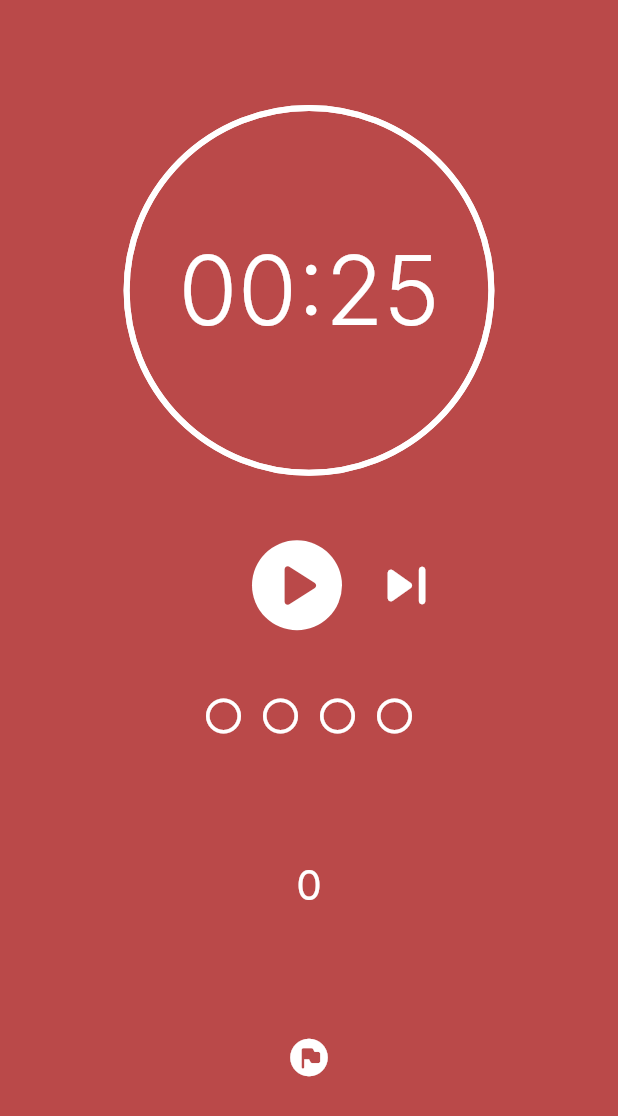
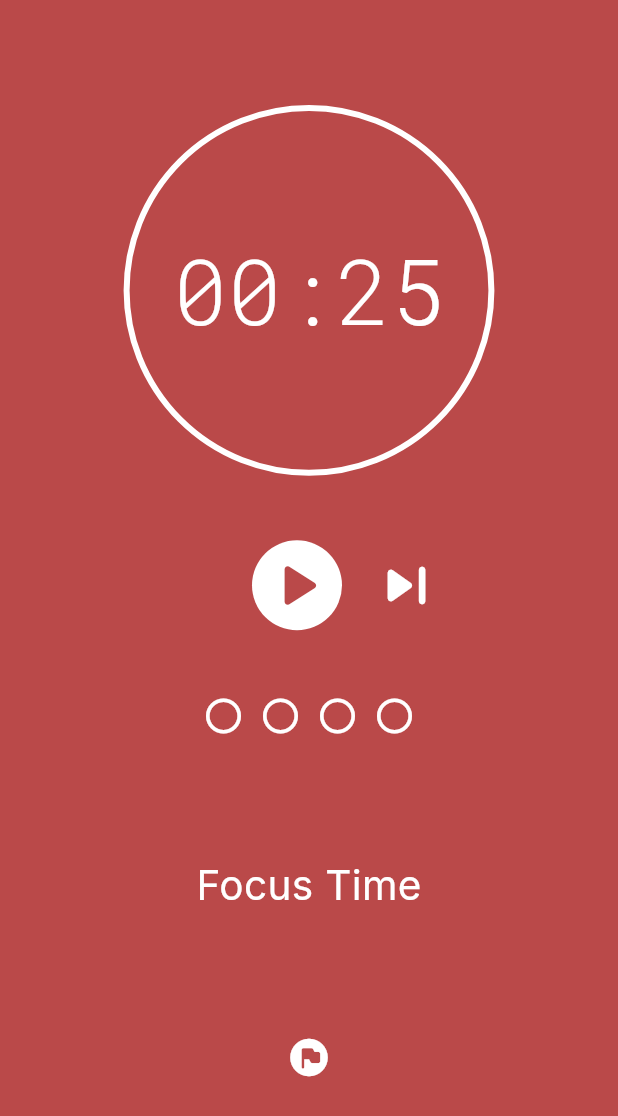
Before and after one commit to JarlissonTomaz/flutter_figma_pomodoro, a Flutter app: the screen it shows after launch, on a phone screen of 412 x 824 dp. Shown: the top 1116 px of the screen. Run offline on Flutter 3.47's test engine with Material 3 defaults, Android fonts, the phone set to English and light mode, and no system bars; drawn by our look-alikes of sleek_circular_slider; our stand-ins replace google_fonts.

Commit message:
complete app

```diff
--- /dev/null
+++ b/devtools_options.yaml
@@ -0,0 +1 @@
+extensions:
--- a/lib/home_app.dart
+++ b/lib/home_app.dart
@@ -227,7 +227,11 @@ class _HomeAppState extends State<HomeApp> {
                               ),
             const SizedBox(height: 80),
             Text(
-              '${countdownProvider.ciclo}',
+              countdownProvider.ciclo % 2 == 0
+                  ? 'Focus Time'
+                  : countdownProvider.focusCount == 7
+                      ? 'Long Break'
+                      : 'Short Break',
               style: GoogleFonts.inter(
                 fontSize: 27,
                 color: Colors.white,
--- a/lib/provider/timer_provider.dart
+++ b/lib/provider/timer_provider.dart
@@ -71,8 +71,8 @@ class TimerProvider extends ChangeNotifier {
     // Formata a string com horas, minutos e segundos
     return Text(
       '$minutes:$seconds',
-      style: GoogleFonts.inter(
-        fontSize: 64,
+      style: GoogleFonts.robotoMono(
+        fontSize: 60,
         color: Colors.white,
         fontWeight: FontWeight.w300,
       ),
--- a/lib/timer.dart
+++ b/lib/timer.dart
@@ -27,7 +27,11 @@ class _TimerReelState extends State<TimerReel> {
               size: MediaQuery.of(context).size.width * 0.84,
               customColors: CustomSliderColors(
                 dotColor: Colors.transparent,
-                trackColor: Colors.white,
+                trackColor: countdownProvider.ciclo % 2 == 0
+                    ? const Color(0xFFBA4949)
+                    : countdownProvider.focusCount == 7
+                        ? const Color.fromARGB(255, 57, 112, 151)
+                        : const Color.fromARGB(255, 56, 133, 138),
                 progressBarColor: Colors.white,
                 shadowColor: Colors.grey.shade600,
               ),
@@ -46,6 +50,7 @@ class _TimerReelState extends State<TimerReel> {
             innerWidget: (percentage) => Center(
               child: Column(
                 mainAxisAlignment: MainAxisAlignment.center,
+                crossAxisAlignment: CrossAxisAlignment.center,
                 children: [
                   countdownProvider.timeLeftString,
                 ],
```
